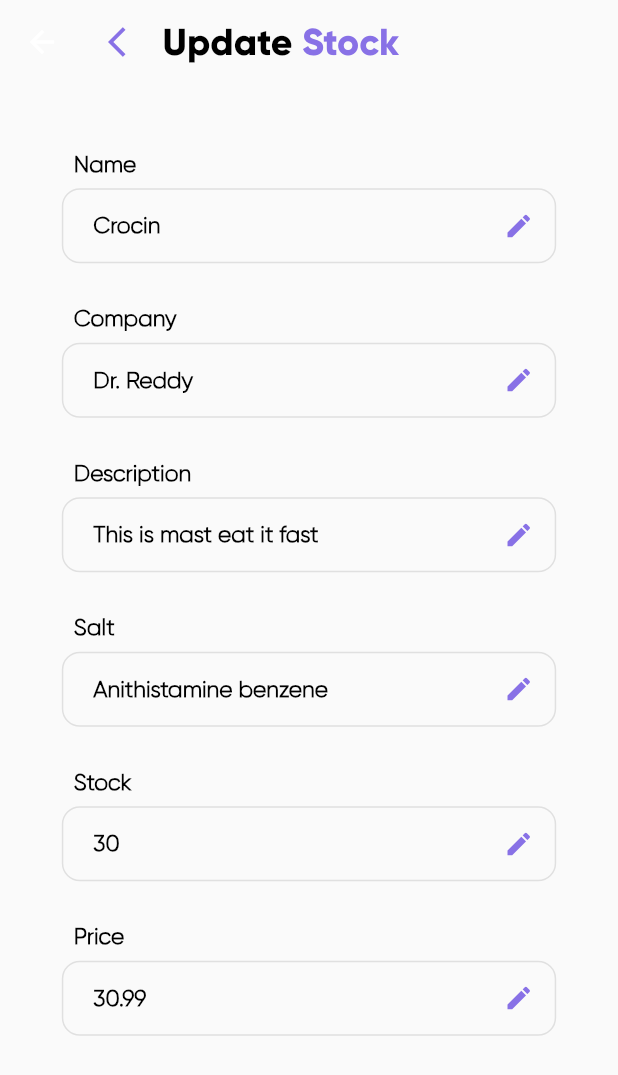
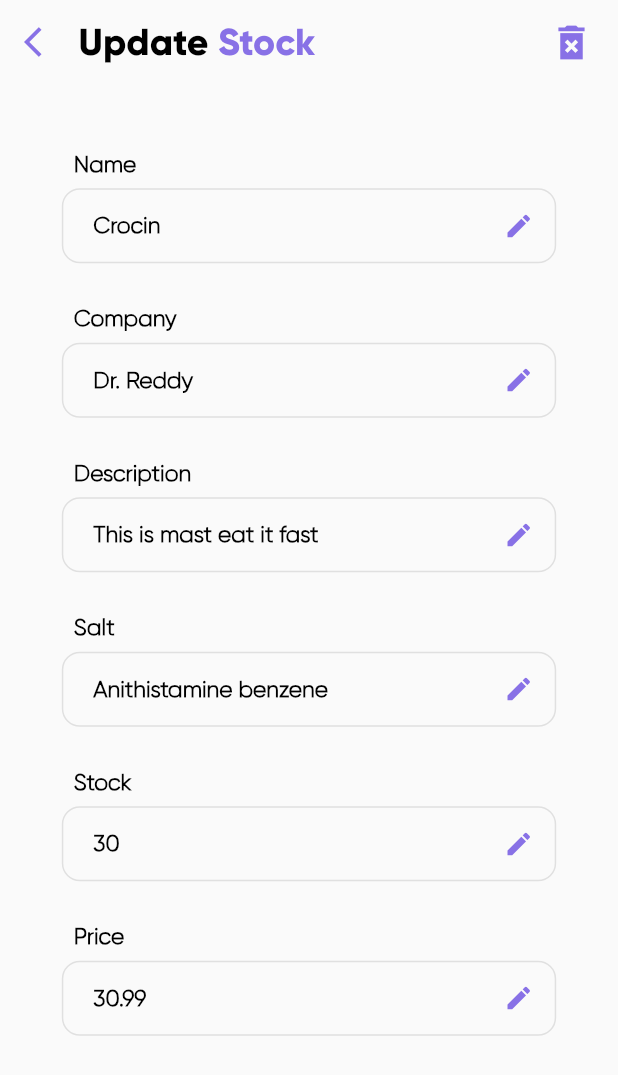
Before and after one commit to Tushar-Mishra999/MediBuddy, a Flutter app: the UpdateMedicine screen opened directly, on a phone screen of 412 x 824 dp. Shown: the top 1075 px of the screen. Run offline on Flutter 3.47's test engine with Material 2 defaults, Android fonts, the phone set to English and light mode, and no system bars; our stand-ins replace fluttertoast, google_fonts.

Commit message:
ui fixes

```diff
--- a/app/lib/views/seller/update_medicine.dart
+++ b/app/lib/views/seller/update_medicine.dart
@@ -5,6 +5,7 @@ import '../registration/customtextfield.dart';
 import '../registration/rounded_button.dart';
 
 class UpdateMedicine extends StatelessWidget {
+  static const String routeName = "/updatemedicine";
   UpdateMedicine({super.key});
 
   final _formKey = GlobalKey<FormState>();
@@ -20,13 +21,19 @@ class UpdateMedicine extends StatelessWidget {
     final size = MediaQuery.of(context).size;
     return Scaffold(
       appBar: AppBar(
+        automaticallyImplyLeading: false,
         backgroundColor: Colors.transparent,
         elevation: 0,
         title: Row(
           children: [
-            const Icon(
-              Icons.arrow_back_ios,
-              color: color1,
+            GestureDetector(
+              onTap: () {
+                Navigator.pop(context);
+              },
+              child: const Icon(
+                Icons.arrow_back_ios,
+                color: color1,
+              ),
             ),
             SizedBox(
               width: size.width * 0.03,
@@ -55,6 +62,12 @@ class UpdateMedicine extends StatelessWidget {
                 ],
               ),
             ),
+            const Spacer(),
+            const Icon(
+              Icons.delete_forever_sharp,
+              color: color1,
+              size: 30,
+            )
           ],
         ),
       ),
```
Also changed, not shown: app/lib/router.dart (+13 -1 lines), app/lib/views/seller/add_medicine.dart (+10 -3 lines), app/lib/views/seller/inventory_screen.dart (+5 -2 lines), app/lib/views/seller/medicine.dart (+7 -1 lines), 3 other files.
